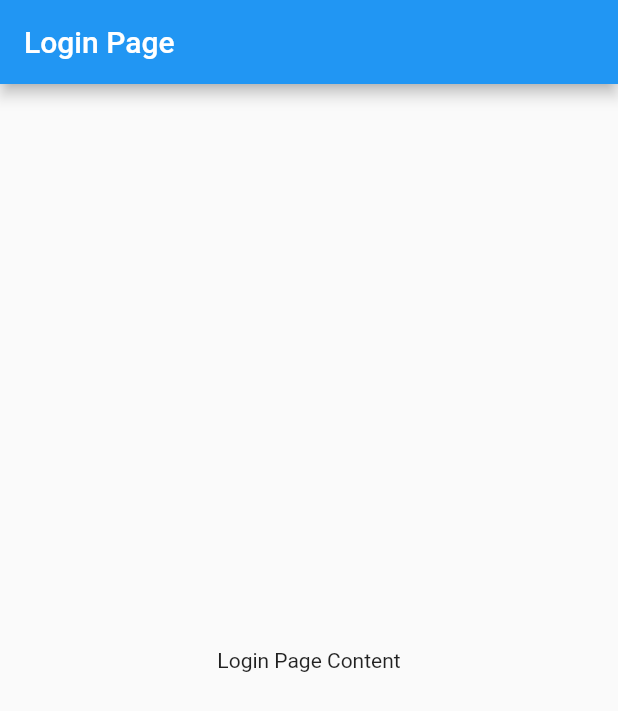
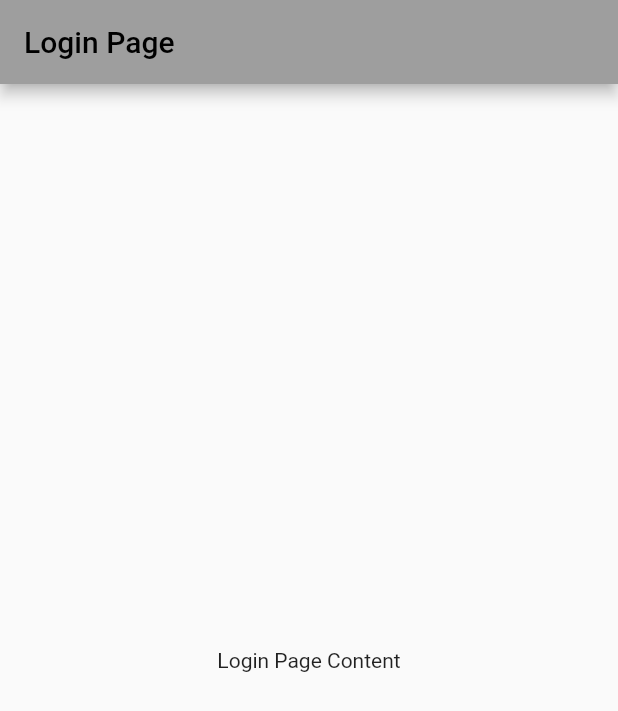
Before and after one commit to Arwa85/nazam, a Flutter app: the screen it shows after launch, on a phone screen of 412 x 824 dp. Shown: the top 711 px of the screen. Run offline on Flutter 3.47's test engine with Material 2 defaults, Android fonts, the phone set to English and light mode, and no system bars.

Commit message:
delete package

```diff
--- a/App/nazam/lib/main.dart
+++ b/App/nazam/lib/main.dart
@@ -1,5 +1,4 @@
 import 'package:flutter/material.dart';
-import 'package:nazam/home.dart';
 
 void main() {
   runApp(const MyApp());
@@ -13,9 +12,9 @@ class MyApp extends StatelessWidget {
   Widget build(BuildContext context) {
     return MaterialApp(
         theme: ThemeData(
-          primarySwatch: Colors.blue,
+          primarySwatch: Colors.grey,
         ),
-        home: Splash());
+        home: const Splash());
   }
 }
 
```
